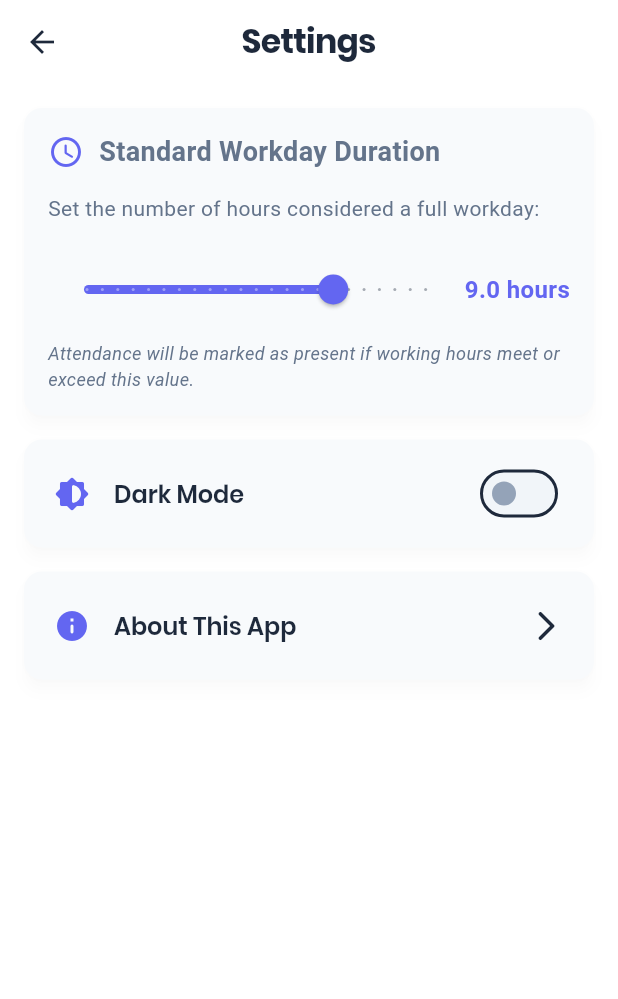
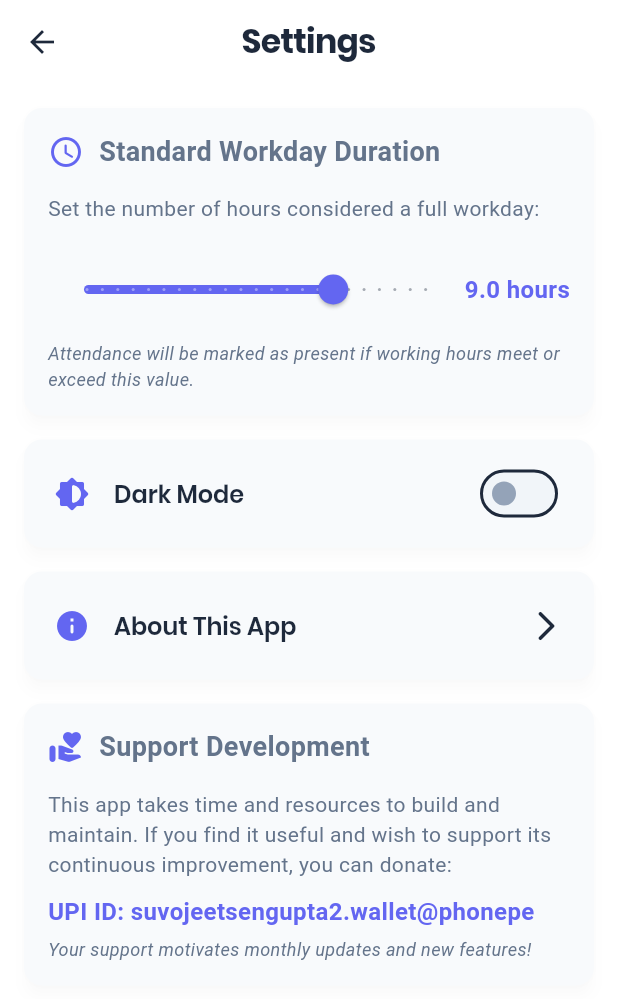
Before and after one commit to suvojit213/attendence_tracker, a Flutter app: the SettingsScreen screen opened directly, on a phone screen of 412 x 824 dp. Shown: the top 999 px of the screen. Run offline on Flutter 3.47's test engine with Material 3 defaults, Android fonts, the phone set to English and light mode, and no system bars; our stand-ins replace csv, pdf, shared_preferences, table_calendar; missing offline and left inert: syncfusion_flutter_pdfviewer; accounts and stored records are empty.

Commit message:
feat: Add donate option to settings screen

```diff
--- a/lib/screens/settings_screen.dart
+++ b/lib/screens/settings_screen.dart
@@ -149,6 +149,56 @@ class _SettingsScreenState extends State<SettingsScreen> {
                 },
               ),
             ),
+            const SizedBox(height: 16),
+            Card(
+              elevation: 4,
+              shape: RoundedRectangleBorder(borderRadius: BorderRadius.circular(12)),
+              child: Padding(
+                padding: const EdgeInsets.all(16.0),
+                child: Column(
+                  crossAxisAlignment: CrossAxisAlignment.start,
+                  children: [
+                    Row(
+                      children: [
+                        Icon(Icons.volunteer_activism_rounded, color: Theme.of(context).primaryColor),
+                        const SizedBox(width: 10),
+                        const Text(
+                          'Support Development',
+                          style: TextStyle(
+                            fontSize: 18,
+                            fontWeight: FontWeight.bold,
+                          ),
+                        ),
+                      ],
+                    ),
+                    const SizedBox(height: 15),
+                    const Text(
+                      'This app takes time and resources to build and maintain. If you find it useful and wish to support its continuous improvement, you can donate:',
+                      style: TextStyle(
+                        fontSize: 14,
+                      ),
+                    ),
+                    const SizedBox(height: 10),
+                    SelectableText(
+                      'UPI ID: suvojeetsengupta2.wallet@phonepe',
+                      style: TextStyle(
+                        fontSize: 16,
+                        fontWeight: FontWeight.bold,
+                        color: Theme.of(context).primaryColor,
+                      ),
+                    ),
+                    const SizedBox(height: 5),
+                    const Text(
+                      'Your support motivates monthly updates and new features!',
+                      style: TextStyle(
+                        fontSize: 12,
+                        fontStyle: FontStyle.italic,
+                      ),
+                    ),
+                  ],
+                ),
+              ),
+            ),
           ],
         ),
       ),
```
